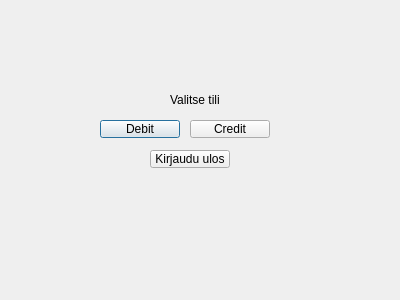
Qt form bankautomat/creditordebit.ui (luris123/OAMK-2022-spring-project) before a commit.
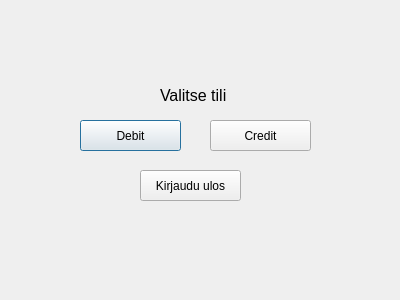
The same form after that commit.

The edit to the form file:
```diff
--- a/bankautomat/creditordebit.ui
+++ b/bankautomat/creditordebit.ui
@@ -16,10 +16,10 @@
   <widget class="QPushButton" name="debit_btn">
    <property name="geometry">
     <rect>
-     <x>100</x>
+     <x>80</x>
      <y>120</y>
-     <width>80</width>
-     <height>18</height>
+     <width>101</width>
+     <height>31</height>
     </rect>
    </property>
    <property name="text">
@@ -29,10 +29,10 @@
   <widget class="QPushButton" name="credit_btn">
    <property name="geometry">
     <rect>
-     <x>190</x>
+     <x>210</x>
      <y>120</y>
-     <width>80</width>
-     <height>18</height>
+     <width>101</width>
+     <height>31</height>
     </rect>
    </property>
    <property name="text">
@@ -42,10 +42,10 @@
   <widget class="QPushButton" name="kirjauduUlos_btn">
    <property name="geometry">
     <rect>
-     <x>150</x>
-     <y>150</y>
-     <width>80</width>
-     <height>18</height>
+     <x>140</x>
+     <y>170</y>
+     <width>101</width>
+     <height>31</height>
     </rect>
    </property>
    <property name="text">
@@ -55,12 +55,17 @@
   <widget class="QLabel" name="label">
    <property name="geometry">
     <rect>
-     <x>170</x>
-     <y>90</y>
-     <width>61</width>
-     <height>20</height>
+     <x>160</x>
+     <y>80</y>
+     <width>91</width>
+     <height>31</height>
     </rect>
    </property>
+   <property name="font">
+    <font>
+     <pointsize>12</pointsize>
+    </font>
+   </property>
    <property name="text">
     <string>Valitse tili</string>
    </property>
```
